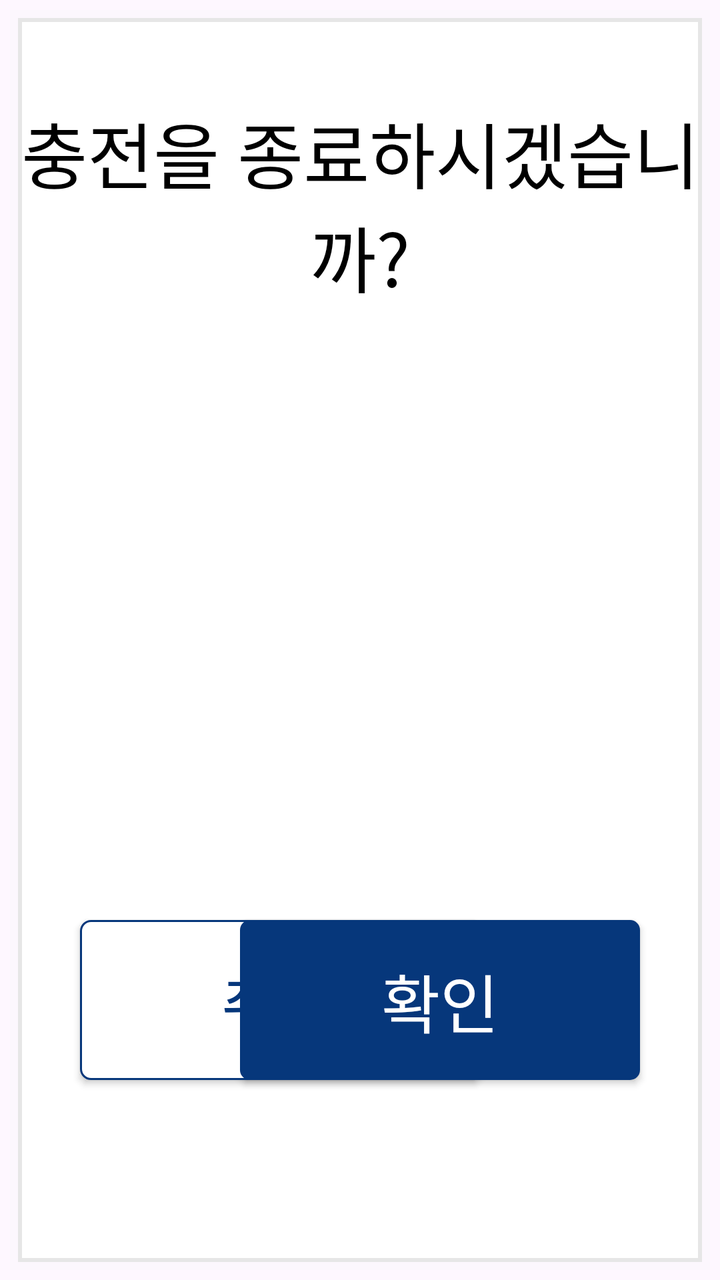
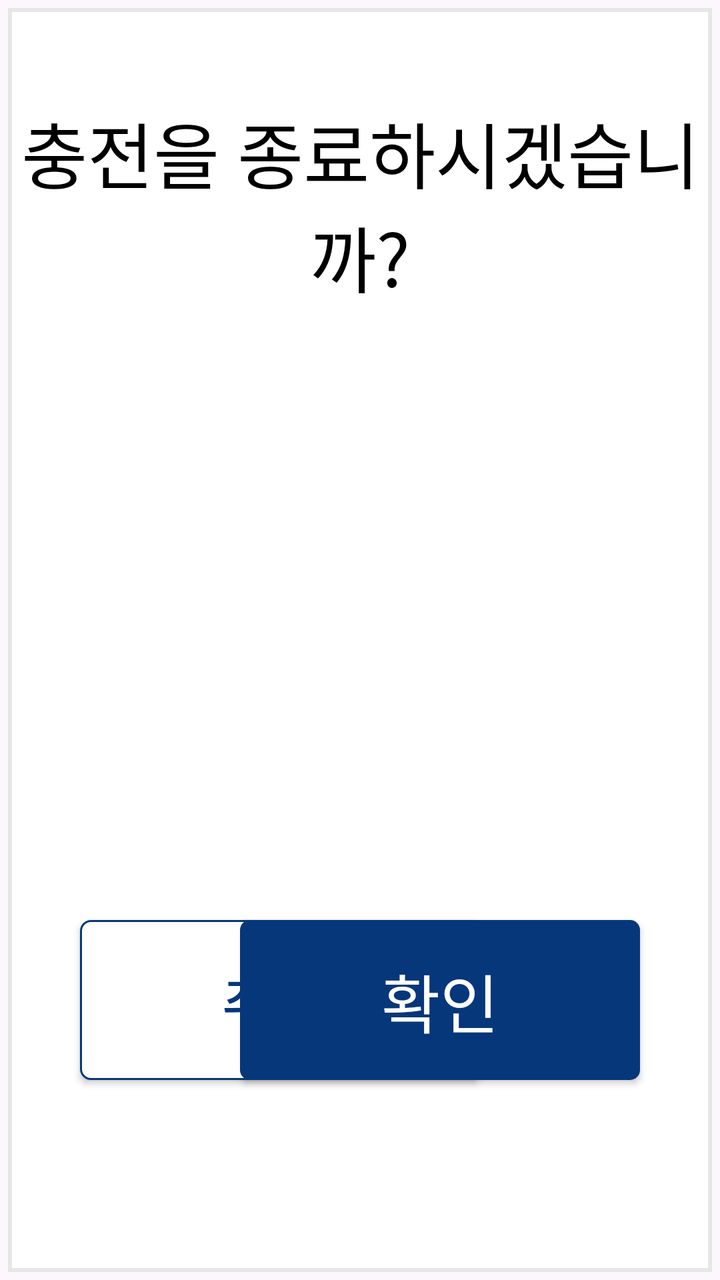

Screens rendered from an Android XML layout before and after an edit, with the pre-edit source and the edit as a unified diff.
<!-- AndroidManifest.xml: application theme Theme.FastCharger -->
<!-- res/layout/fragment_message_yes_no.xml -->
<?xml version="1.0" encoding="utf-8"?>
<androidx.constraintlayout.widget.ConstraintLayout xmlns:android="http://schemas.android.com/apk/res/android"
    xmlns:tools="http://schemas.android.com/tools"
    xmlns:app="http://schemas.android.com/apk/res-auto"
    android:layout_width="512dp"
    android:layout_height="652dp"
    tools:context=".pages.MessageYesNoFragment">

    <View
        android:layout_width="match_parent"
        android:layout_height="match_parent"
        android:layout_margin="5dp"
        android:background="@drawable/layer_list_rect" />

    <TextView
        android:id="@+id/txtMessage"
        android:layout_width="match_parent"
        android:layout_height="wrap_content"
        android:layout_marginTop="50dp"
        android:gravity="center"
        android:text="@string/stopMessage"
        android:textSize="36sp"
        app:layout_constraintLeft_toLeftOf="parent"
        app:layout_constraintTop_toTopOf="parent"/>

    <com.wang.avi.AVLoadingIndicatorView
        android:id="@+id/avi"
        android:layout_width="180dp"
        android:layout_height="180dp"
        android:visibility="invisible"
        app:indicatorName="BallSpinFadeLoaderIndicator"
        app:indicatorColor="@color/primary"
        app:layout_constraintStart_toStartOf="parent"
        app:layout_constraintTop_toTopOf="parent"
        app:layout_constraintBottom_toBottomOf="parent"
        app:layout_constraintEnd_toEndOf="parent" />

    <androidx.appcompat.widget.AppCompatButton
        android:id="@+id/btnCancel"
        android:layout_width="200dp"
        android:layout_height="80dp"
        android:layout_marginStart="40dp"
        android:layout_marginBottom="100dp"
        android:gravity="center"
        android:text="@string/btnCancel"
        android:textSize="32sp"
        android:textColor="@color/primary"
        android:background="@drawable/selector_default_btn"
        app:layout_constraintBottom_toBottomOf="parent"
        app:layout_constraintStart_toStartOf="parent" />

    <androidx.appcompat.widget.AppCompatButton
        android:id="@+id/btnConfirm"
        android:layout_width="200dp"
        android:layout_height="80dp"
        android:layout_marginEnd="40dp"
        android:gravity="center"
        android:text="@string/btnConfirm"
        android:textSize="32sp"
        android:textColor="@color/white"
        android:background="@drawable/shape_btn_blue"
        app:layout_constraintEnd_toEndOf="parent"
        app:layout_constraintBottom_toBottomOf="@id/btnCancel" />

    </androidx.constraintlayout.widget.ConstraintLayout>
<!-- resources referenced by this layout -->
<resources>
  <color name="primary">#06377B</color>
  <color name="white">#FFFFFFFF</color>
  <!-- drawable layer_list_rect (drawable) -->
  <?xml version="1.0" encoding="utf-8"?>
  <layer-list xmlns:android="http://schemas.android.com/apk/res/android">
      
      <item>
          <shape android:shape="rectangle">
              <solid android:color="#33F4F4F4" />
          </shape>
      </item>
      
      <item android:bottom="4dp" android:right="4dp" android:top="4dp" android:left="4dp">
          <shape android:shape="rectangle">
              <solid android:color="#FFFFFF"/>
              <stroke android:color="#E6E6E6" android:width="2dp" />
          </shape>
      </item>
  </layer-list>
  <!-- drawable selector_default_btn (drawable) -->
  <?xml version="1.0" encoding="utf-8"?>
  <selector xmlns:android="http://schemas.android.com/apk/res/android">
      <item android:state_pressed="true">
          <shape android:shape="rectangle">
              <corners android:radius="5dp" />
              <stroke android:width="1dp" android:color="@color/primary" />
              <gradient android:angle="-90" android:startColor="#FFF1F7FF" android:endColor="#FFF1F7FF" />
          </shape>
      </item>
      <item android:state_focused="true">
          <shape android:shape="rectangle">
              <corners android:radius="5dp" />
              <stroke android:width="1dp" android:color="@color/primary" />
              <gradient android:angle="-90" android:startColor="#FFF1F7FF" android:endColor="#FFF1F7FF" />
          </shape>
      </item>
      <item>
          <shape android:shape="rectangle">
              <corners android:radius="5dp" />
              <stroke android:width="1dp" android:color="@color/primary" />
              <solid android:color="#2de6d6" />
              <gradient android:angle="-90" android:startColor="#FFFFFFFF" android:endColor="#FFFFFFFF" />
          </shape>
      </item>
  </selector>
  <!-- drawable shape_btn_blue (drawable) -->
  <?xml version="1.0" encoding="utf-8"?>
  <shape xmlns:android="http://schemas.android.com/apk/res/android">
      <solid android:color="#06377B" />
      <corners android:radius="5dp" />
  </shape>
  <string name="btnCancel">취소</string>
  <string name="btnConfirm">확인</string>
  <string name="stopMessage"><font color="#000000">충전을 종료하시겠습니까?</font></string>
  <style name="Theme.FastCharger" parent="Base.Theme.FastCharger" />
  <style name="Base.Theme.FastCharger" parent="Theme.Material3.DayNight.NoActionBar">
          
          
          <item name="windowNoTitle">true</item>
          <item name="android:windowFullscreen">true</item>
      </style>
</resources>

<!-- the commit's change to res/layout/fragment_message_yes_no.xml (unified diff, before → after) -->
@@ -7,10 +7,12 @@
     tools:context=".pages.MessageYesNoFragment">
 
     <View
+        android:id="@+id/view"
         android:layout_width="match_parent"
         android:layout_height="match_parent"
-        android:layout_margin="5dp"
-        android:background="@drawable/layer_list_rect" />
+        android:background="@drawable/layer_list_rect"
+        tools:layout_editor_absoluteX="5dp"
+        tools:layout_editor_absoluteY="5dp" />
 
     <TextView
         android:id="@+id/txtMessage"
@@ -22,6 +24,18 @@
         android:textSize="36sp"
         app:layout_constraintLeft_toLeftOf="parent"
         app:layout_constraintTop_toTopOf="parent"/>
+
+    <ImageView
+        android:id="@+id/imageViewLoading"
+        android:layout_width="wrap_content"
+        android:layout_height="wrap_content"
+        android:background="@drawable/ani_loading"
+        android:importantForAccessibility="no"
+        android:visibility="invisible"
+        app:layout_constraintStart_toStartOf="parent"
+        app:layout_constraintTop_toTopOf="parent"
+        app:layout_constraintBottom_toBottomOf="parent"
+        app:layout_constraintEnd_toEndOf="parent" />
 
     <com.wang.avi.AVLoadingIndicatorView
         android:id="@+id/avi"
<!-- resource entries referenced after the edit -->
@@ -2,6 +2,18 @@
 <resources>
   <color name="primary">#06377B</color>
   <color name="white">#FFFFFFFF</color>
+  <!-- drawable ani_loading (drawable) -->
+  <?xml version="1.0" encoding="utf-8"?>
+  <animation-list xmlns:android="http://schemas.android.com/apk/res/android">
+      <item android:drawable="@drawable/loading1" android:duration="120" />
+      <item android:drawable="@drawable/loading2" android:duration="120" />
+      <item android:drawable="@drawable/loading3" android:duration="120" />
+      <item android:drawable="@drawable/loading4" android:duration="120" />
+      <item android:drawable="@drawable/loading5" android:duration="120" />
+      <item android:drawable="@drawable/loading6" android:duration="120" />
+      <item android:drawable="@drawable/loading7" android:duration="120" />
+      <item android:drawable="@drawable/loading8" android:duration="120" />
+  </animation-list>
   <!-- drawable layer_list_rect (drawable) -->
   <?xml version="1.0" encoding="utf-8"?>
   <layer-list xmlns:android="http://schemas.android.com/apk/res/android">
@@ -55,6 +67,14 @@
   <string name="btnConfirm">확인</string>
   <string name="stopMessage"><font color="#000000">충전을 종료하시겠습니까?</font></string>
   <style name="Theme.FastCharger" parent="Base.Theme.FastCharger" />
+  <!-- drawable loading1: png bitmap (drawable, 4653 bytes) -->
+  <!-- drawable loading2: png bitmap (drawable, 4672 bytes) -->
+  <!-- drawable loading3: png bitmap (drawable, 4663 bytes) -->
+  <!-- drawable loading4: png bitmap (drawable, 4714 bytes) -->
+  <!-- drawable loading5: png bitmap (drawable, 4693 bytes) -->
+  <!-- drawable loading6: png bitmap (drawable, 4680 bytes) -->
+  <!-- drawable loading7: png bitmap (drawable, 4670 bytes) -->
+  <!-- drawable loading8: png bitmap (drawable, 4707 bytes) -->
   <style name="Base.Theme.FastCharger" parent="Theme.Material3.DayNight.NoActionBar">
           
           
